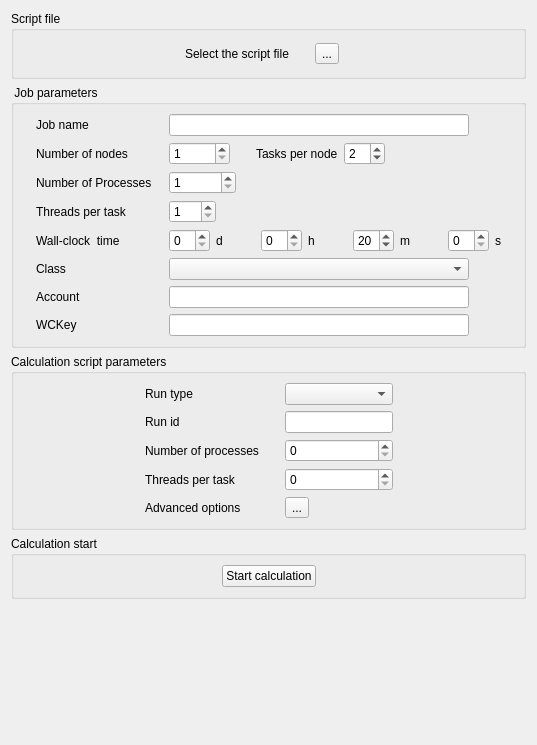
Before: the Qt Designer form gui/Pages/BatchRunningForm.ui in code-saturne/code_saturne, drawn with Qt 5.
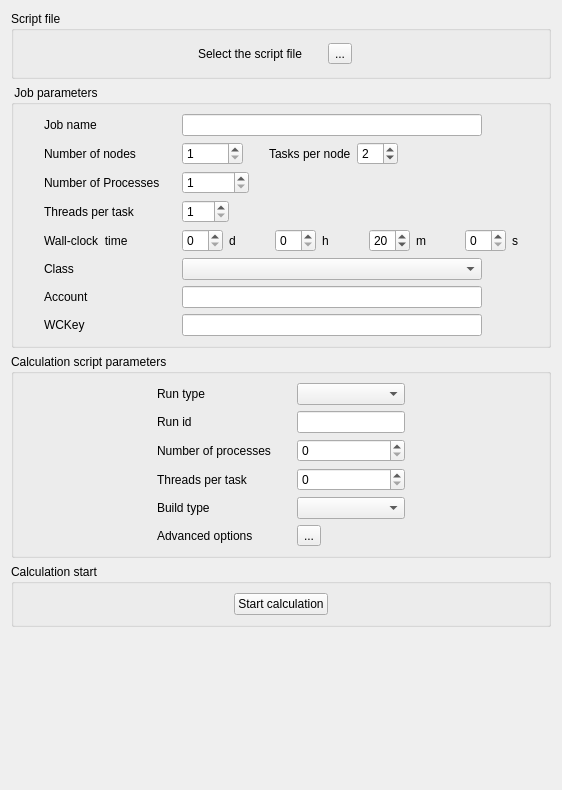
After: the same form once the commit is applied. Icons and pictures are not drawn.

Commit message: Add handling of multiple compute builds through the GUI.

The edit to the form file:
```diff
--- a/gui/Pages/BatchRunningForm.ui
+++ b/gui/Pages/BatchRunningForm.ui
@@ -6,8 +6,8 @@
    <rect>
     <x>0</x>
     <y>0</y>
-    <width>537</width>
-    <height>745</height>
+    <width>562</width>
+    <height>790</height>
    </rect>
   </property>
   <property name="windowTitle">
@@ -657,13 +657,27 @@
            </widget>
           </item>
           <item row="4" column="0">
+           <widget class="QLabel" name="labelBuildType">
+            <property name="text">
+             <string>Build type</string>
+            </property>
+           </widget>
+          </item>
+          <item row="4" column="2">
+           <widget class="QComboBox" name="comboBoxBuildType">
+            <property name="toolTip">
+             <string>&lt;html&gt;&lt;head/&gt;&lt;body&gt;&lt;p&gt;Type of compute build to use for this run.&lt;/p&gt;&lt;/body&gt;&lt;/html&gt;</string>
+            </property>
+           </widget>
+          </item>
+          <item row="5" column="0">
            <widget class="QLabel" name="labelAdvanced">
             <property name="text">
              <string>Advanced options</string>
             </property>
            </widget>
           </item>
-          <item row="4" column="2">
+          <item row="5" column="2">
            <widget class="QToolButton" name="toolButtonAdvanced">
             <property name="text">
              <string>...</string>
@@ -704,8 +718,8 @@
     <widget class="QGroupBox" name="groupBox">
      <property name="sizeHint" stdset="0">
       <size>
-       <width>194</width>
-       <height>74</height>
+       <width>198</width>
+       <height>67</height>
       </size>
      </property>
      <property name="title">
```
The commit also changes 6 other files.
